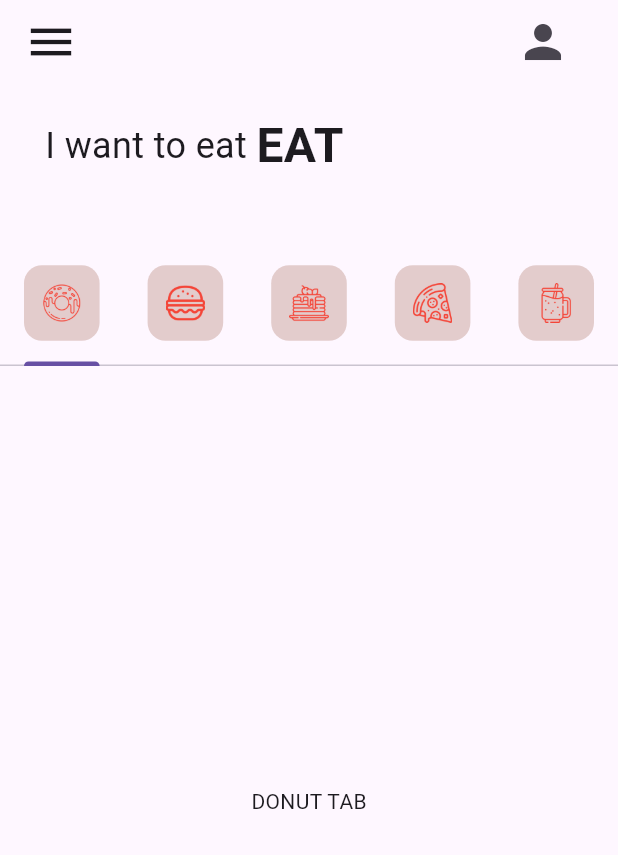
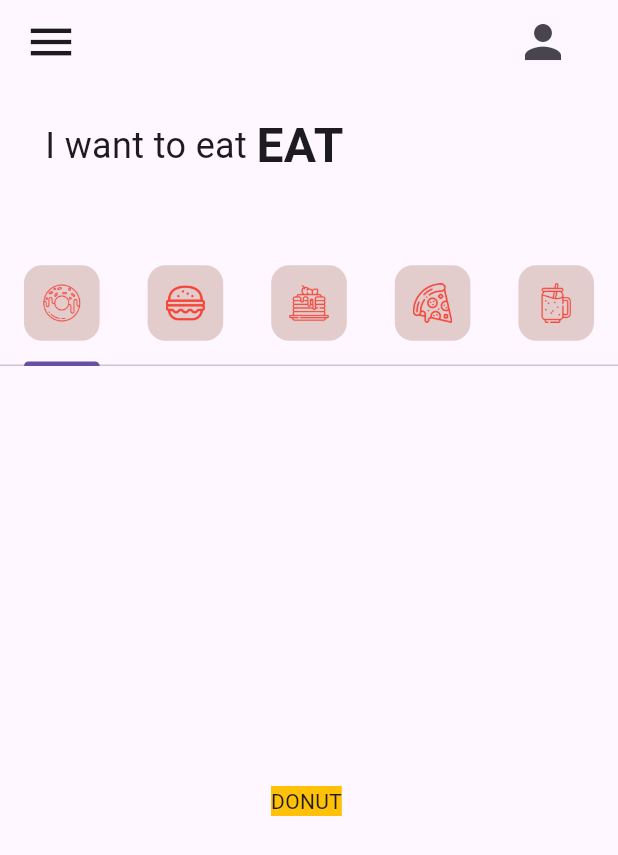
Before and after one commit to Nithish11/donut_ui_flutter, a Flutter app: the screen it shows after launch, on a phone screen of 412 x 824 dp. Shown: the top 855 px of the screen. Run offline on Flutter 3.47's test engine with Material 3 defaults, Android fonts, the phone set to English and light mode, and no system bars.

Commit message:
new donut screen added

```diff
--- a/donut_ui/lib/tabs/donut_tab.dart
+++ b/donut_ui/lib/tabs/donut_tab.dart
@@ -6,7 +6,12 @@ class donutTab extends StatelessWidget {
   @override
   Widget build(BuildContext context) {
     return Container(
-      child: Center(child: Text("DONUT TAB")),
+      child: Center(
+        child: Text(
+          "DONUT ",
+          style: TextStyle(backgroundColor: Colors.amber),
+        ),
+      ),
     );
   }
 }
```
